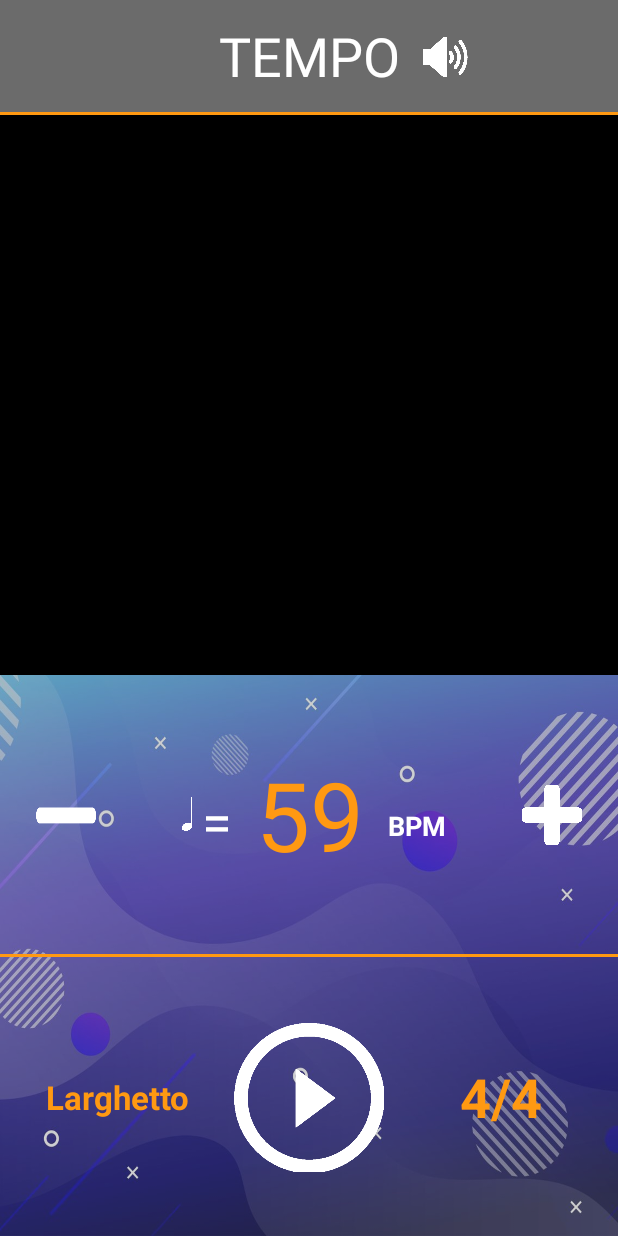
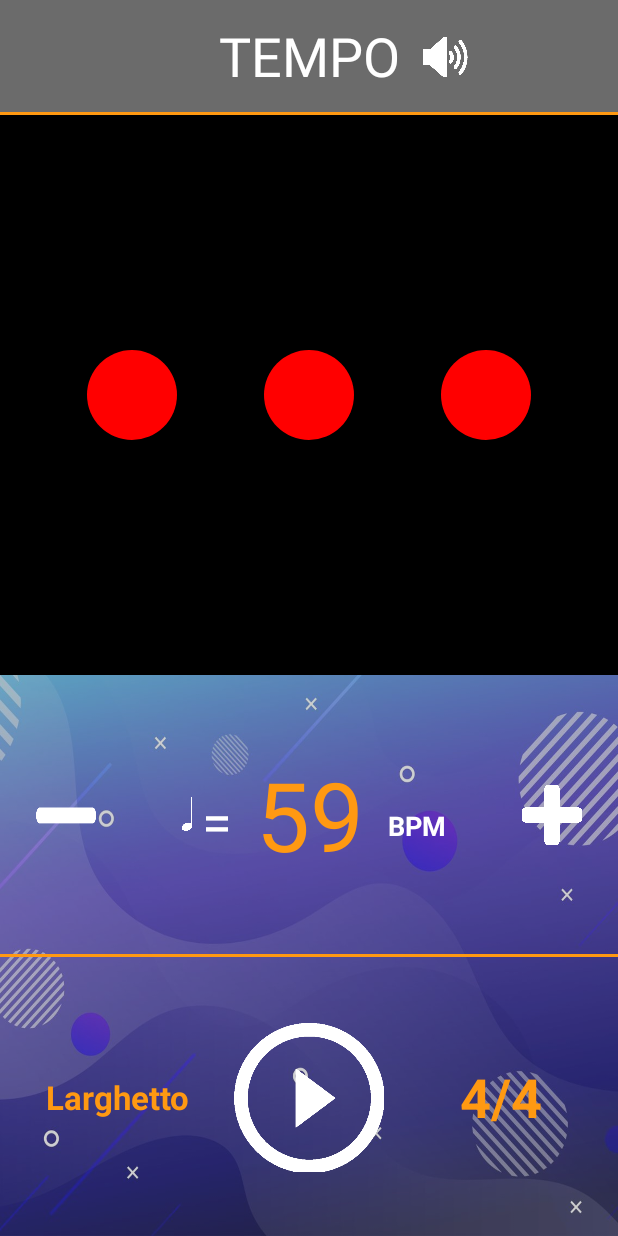
Before and after one commit to ntikhoa/Violapp, an Android app: the screen it shows after launch (MainActivity), after a tap on "decrease tempo", on a phone screen of 412 x 824 dp. Run offline under Robolectric (Android 15) with nearby library versions, the phone set to English and light mode, and no system bars; 2 other taps on this screen came first.

Commit message:
dynamic tick fragment and fragment factory

```diff
--- /dev/null
+++ b/Violapp/app/src/main/java/com/ntikhoa/violapp/FragmentTickFactory.kt
@@ -0,0 +1,27 @@
+package com.ntikhoa.violapp
+
+import android.view.View
+import android.widget.ToggleButton
+import com.ntikhoa.violapp.databinding.Fragment2TickBinding
+import com.ntikhoa.violapp.databinding.Fragment3TickBinding
+
+class FragmentTickFactory {
+
+    fun createButtonFromFragment(layoutResId: Int, root: View): List<ToggleButton> {
+        val buttons = ArrayList<ToggleButton>()
+        when (layoutResId) {
+            R.layout.fragment_2_tick -> {
+                val binding = Fragment2TickBinding.bind(root)
+                buttons.add(binding.btn1.btnTick)
+                buttons.add(binding.btn2.btnTick)
+            }
+            R.layout.fragment_3_tick -> {
+                val binding = Fragment3TickBinding.bind(root)
+                buttons.add(binding.btn1.btnTick)
+                buttons.add(binding.btn2.btnTick)
+                buttons.add(binding.btn3.btnTick)
+            }
+        }
+        return buttons
+    }
+}
--- a/Violapp/app/src/main/java/com/ntikhoa/violapp/MetronomeControllerFragment.kt
+++ b/Violapp/app/src/main/java/com/ntikhoa/violapp/MetronomeControllerFragment.kt
@@ -18,6 +18,8 @@ class MetronomeControllerFragment : Fragment(R.layout.fragment_metronome_control
     private var _binding: FragmentMetronomeControllerBinding? = null
     private val binding get() = _binding!!
 
+    var onTimeSignatureClick: OnTimeSignatureClick? = null
+
     private val tempo get() = Integer.parseInt(binding.viewTempo.textViewTempo.text.toString())
 
     private val tempoTerms get() = TempoTerm.TEMPO_TERMS
@@ -28,6 +30,7 @@ class MetronomeControllerFragment : Fragment(R.layout.fragment_metronome_control
 
         setOnClickIncrDecrBtn()
         setOnClickTempoTerm()
+        setOnClickTimeSignature()
     }
 
     private fun setOnClickIncrDecrBtn() {
@@ -79,6 +82,14 @@ class MetronomeControllerFragment : Fragment(R.layout.fragment_metronome_control
         }
     }
 
+    private fun setOnClickTimeSignature() {
+        binding.textViewTimeSignature.setOnClickListener {
+            if (onTimeSignatureClick != null)
+                //continue here
+                onTimeSignatureClick?.onClick(R.layout.fragment_3_tick)
+        }
+    }
+
     override fun onClick(tempoTerm: TempoTerm) {
         binding.apply {
             textViewTempoTerm.text = tempoTerm.term
@@ -91,4 +102,8 @@ class MetronomeControllerFragment : Fragment(R.layout.fragment_metronome_control
         super.onDestroy()
         _binding = null
     }
+
+    interface OnTimeSignatureClick {
+        fun onClick(layoutResId: Int)
+    }
 }
--- a/Violapp/app/src/main/java/com/ntikhoa/violapp/MetronomeFragment.kt
+++ b/Violapp/app/src/main/java/com/ntikhoa/violapp/MetronomeFragment.kt
@@ -6,25 +6,36 @@ import androidx.fragment.app.Fragment
 import com.ntikhoa.violapp.databinding.FragmentMetronomeBinding
 
 
-class MetronomeFragment : Fragment(R.layout.fragment_metronome) {
+class MetronomeFragment : Fragment(R.layout.fragment_metronome),
+    MetronomeControllerFragment.OnTimeSignatureClick {
 
     private var _binding: FragmentMetronomeBinding? = null
     private val binding get() = _binding!!
 
 
     private lateinit var controller: MetronomeControllerFragment
+    private lateinit var tickFragment: TickFragment
 
     override fun onViewCreated(view: View, savedInstanceState: Bundle?) {
         super.onViewCreated(view, savedInstanceState)
         _binding = FragmentMetronomeBinding.bind(view)
 
         addControllerFragment()
+        addTickFragment()
     }
 
     private fun addControllerFragment() {
         val ft = childFragmentManager.beginTransaction()
         controller = MetronomeControllerFragment()
+        controller.onTimeSignatureClick = this
         ft.replace(R.id.fragment_controller, controller)
+        ft.commit()
+    }
+
+    private fun addTickFragment() {
+        val ft = childFragmentManager.beginTransaction()
+        tickFragment = TickFragment(R.layout.fragment_2_tick)
+        ft.replace(R.id.fragment_container_tick, tickFragment)
         ft.commit()
     }
 
@@ -33,4 +44,11 @@ class MetronomeFragment : Fragment(R.layout.fragment_metronome) {
         super.onDestroyView()
         _binding = null
     }
+
+    override fun onClick(layoutResId: Int) {
+        val ft = childFragmentManager.beginTransaction()
+        tickFragment = TickFragment(layoutResId)
+        ft.replace(R.id.fragment_container_tick, tickFragment)
+        ft.commit()
+    }
 }
--- /dev/null
+++ b/Violapp/app/src/main/java/com/ntikhoa/violapp/TickFragment.kt
@@ -0,0 +1,21 @@
+package com.ntikhoa.violapp
+
+import android.os.Bundle
+import androidx.fragment.app.Fragment
+import android.view.LayoutInflater
+import android.view.View
+import android.view.ViewGroup
+import android.widget.Button
+import com.ntikhoa.violapp.databinding.Fragment2TickBinding
+
+class TickFragment(private val resLayoutId: Int) : Fragment(resLayoutId) {
+
+    lateinit var buttons: List<Button>
+
+    override fun onViewCreated(view: View, savedInstanceState: Bundle?) {
+        super.onViewCreated(view, savedInstanceState)
+
+        buttons = FragmentTickFactory().createButtonFromFragment(resLayoutId, view)
+        println("debug: number of button ${buttons.size}")
+    }
+}
--- /dev/null
+++ b/Violapp/app/src/main/res/drawable/toggle_button_tick.xml
@@ -0,0 +1,20 @@
+<?xml version="1.0" encoding="utf-8"?>
+<selector xmlns:android="http://schemas.android.com/apk/res/android">
+
+    <item android:state_checked="false">
+
+        <shape android:shape="oval">
+
+            <solid android:color="@color/red" />
+        </shape>
+    </item>
+
+    <item android:state_checked="true">
+
+        <shape android:shape="oval">
+
+            <solid android:color="@color/orange" />
+        </shape>
+    </item>
+
+</selector>
--- /dev/null
+++ b/Violapp/app/src/main/res/layout/fragment_3_tick.xml
@@ -0,0 +1,43 @@
+<?xml version="1.0" encoding="utf-8"?>
+<androidx.constraintlayout.widget.ConstraintLayout xmlns:android="http://schemas.android.com/apk/res/android"
+    xmlns:app="http://schemas.android.com/apk/res-auto"
+    xmlns:tools="http://schemas.android.com/tools"
+    android:layout_width="match_parent"
+    android:layout_height="match_parent"
+    android:background="@color/black"
+    tools:context=".TickFragment">
+
+    <include
+        android:id="@+id/btn1"
+        layout="@layout/include_button_tick"
+        android:layout_width="wrap_content"
+        android:layout_height="wrap_content"
+        app:layout_constraintBottom_toBottomOf="parent"
+        app:layout_constraintEnd_toStartOf="@+id/btn2"
+        app:layout_constraintHorizontal_bias="0.5"
+        app:layout_constraintStart_toStartOf="parent"
+        app:layout_constraintTop_toTopOf="parent" />
+
+    <include
+        android:id="@+id/btn2"
+        layout="@layout/include_button_tick"
+        android:layout_width="wrap_content"
+        android:layout_height="wrap_content"
+        app:layout_constraintBottom_toBottomOf="parent"
+        app:layout_constraintEnd_toStartOf="@+id/btn3"
+        app:layout_constraintHorizontal_bias="0.5"
+        app:layout_constraintStart_toEndOf="@+id/btn1"
+        app:layout_constraintTop_toTopOf="parent" />
+
+    <include
+        android:id="@+id/btn3"
+        layout="@layout/include_button_tick"
+        android:layout_width="wrap_content"
+        android:layout_height="wrap_content"
+        app:layout_constraintBottom_toBottomOf="parent"
+        app:layout_constraintEnd_toEndOf="parent"
+        app:layout_constraintHorizontal_bias="0.5"
+        app:layout_constraintStart_toEndOf="@+id/btn2"
+        app:layout_constraintTop_toTopOf="parent" />
+
+</androidx.constraintlayout.widget.ConstraintLayout>
--- a/Violapp/app/src/main/res/layout/fragment_metronome.xml
+++ b/Violapp/app/src/main/res/layout/fragment_metronome.xml
@@ -51,10 +51,11 @@
             android:background="@color/orange" />
 
         <androidx.fragment.app.FragmentContainerView
+            android:id="@+id/fragment_container_tick"
             android:layout_width="match_parent"
             android:layout_height="0dp"
             android:layout_weight="50"
-            android:background="@color/black" />
+            tools:background="@color/black" />
 
         <FrameLayout
             android:layout_width="match_parent"
--- a/Violapp/app/src/main/res/layout/fragment_metronome_controller.xml
+++ b/Violapp/app/src/main/res/layout/fragment_metronome_controller.xml
@@ -53,7 +53,7 @@
         app:layout_constraintTop_toTopOf="parent" />
 
     <androidx.appcompat.widget.AppCompatToggleButton
-        android:id="@+id/appCompatToggleButton"
+        android:id="@+id/btn_play"
         android:layout_width="100dp"
         android:layout_height="100dp"
         android:background="@drawable/toggle_button_play"
@@ -76,11 +76,12 @@
         android:textSize="22sp"
         android:textStyle="bold"
         app:layout_constraintBottom_toBottomOf="parent"
-        app:layout_constraintEnd_toStartOf="@+id/appCompatToggleButton"
+        app:layout_constraintEnd_toStartOf="@+id/btn_play"
         app:layout_constraintStart_toStartOf="parent"
         app:layout_constraintTop_toBottomOf="@+id/seperator_view" />
 
     <TextView
+        android:id="@+id/text_view_time_signature"
         android:layout_width="100dp"
         android:layout_height="100dp"
         android:gravity="center"
@@ -91,7 +92,7 @@
         app:backgroundTint="@color/gray_transparent"
         app:layout_constraintBottom_toBottomOf="parent"
         app:layout_constraintEnd_toEndOf="parent"
-        app:layout_constraintStart_toEndOf="@+id/appCompatToggleButton"
+        app:layout_constraintStart_toEndOf="@+id/btn_play"
         app:layout_constraintTop_toBottomOf="@+id/seperator_view" />
 
 </androidx.constraintlayout.widget.ConstraintLayout>
--- /dev/null
+++ b/Violapp/app/src/main/res/layout/include_button_tick.xml
@@ -0,0 +1,13 @@
+<?xml version="1.0" encoding="utf-8"?>
+<FrameLayout xmlns:android="http://schemas.android.com/apk/res/android"
+    android:layout_width="wrap_content"
+    android:layout_height="wrap_content">
+
+    <androidx.appcompat.widget.AppCompatToggleButton
+        android:id="@+id/btn_tick"
+        android:layout_width="60dp"
+        android:layout_height="60dp"
+        android:background="@drawable/toggle_button_tick"
+        android:textOff=""
+        android:textOn="" />
+</FrameLayout>
```
Also changed, not shown: Violapp/app/src/main/res/layout/fragment_2_tick.xml (added, +32 -0 lines), Violapp/app/src/main/res/layout/include_button_click_small.xml (added, +13 -0 lines).
